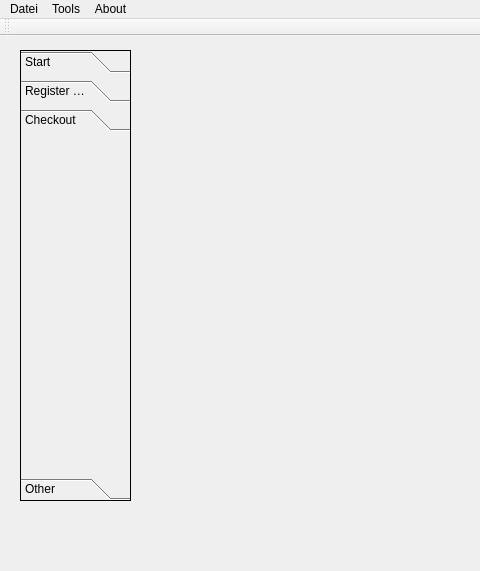
Above: iBasar/mainwindow.ui from hoihrig/iBasar before the change; both pictures show x 0 to 480 and y 0 to 571 of the 1129 by 772 pixel window. Below: the same form after it.
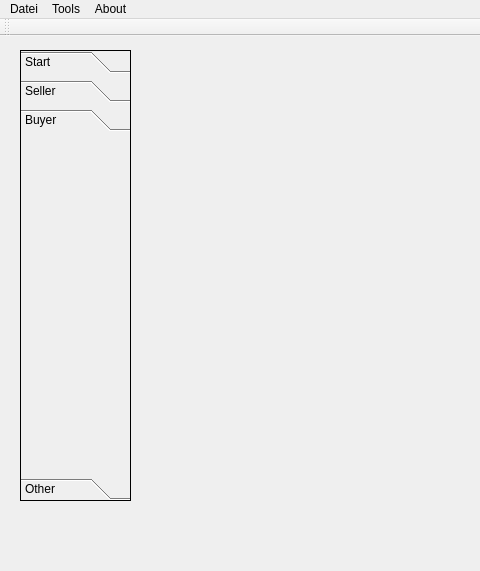
That is the form after the change.

Commit message: Renamed Menu entries

Diff of the .ui file:
```diff
--- a/iBasar/mainwindow.ui
+++ b/iBasar/mainwindow.ui
@@ -70,12 +70,12 @@
       </rect>
      </property>
      <attribute name="label">
-      <string>Register Seller</string>
+      <string>Seller</string>
      </attribute>
     </widget>
     <widget class="QWidget" name="checkoutpage">
      <attribute name="label">
-      <string>Checkout</string>
+      <string>Buyer</string>
      </attribute>
     </widget>
     <widget class="QWidget" name="stuffpage">
```
Left out of the diff: 16 changed lines with no effect on the pictures.
